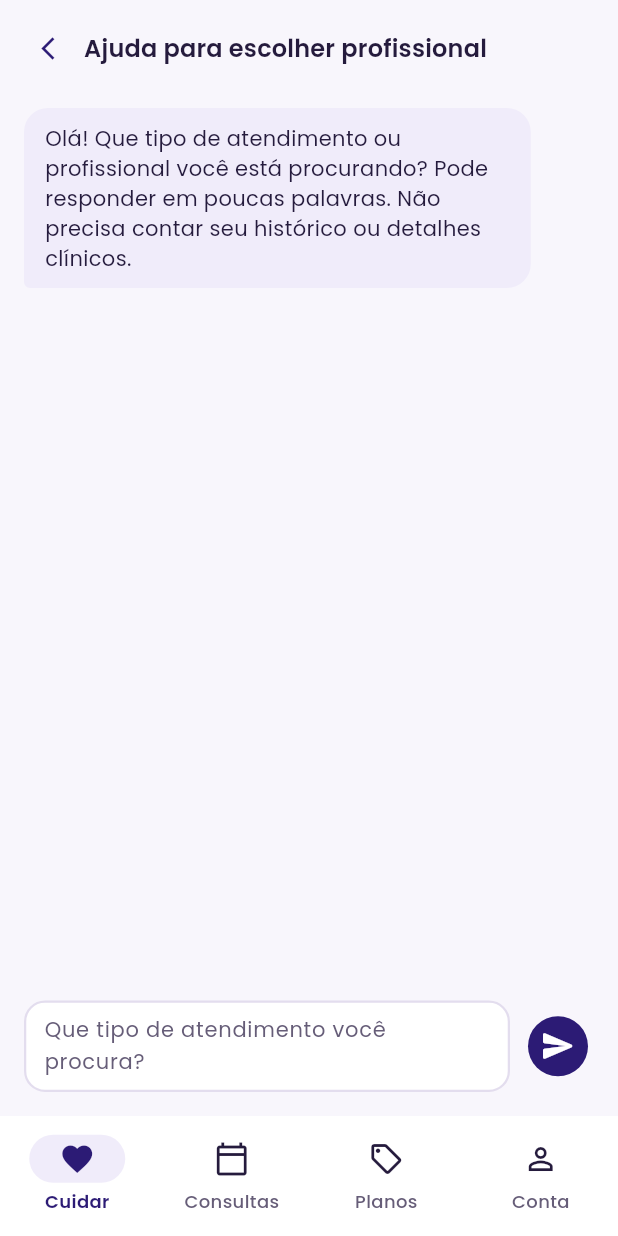
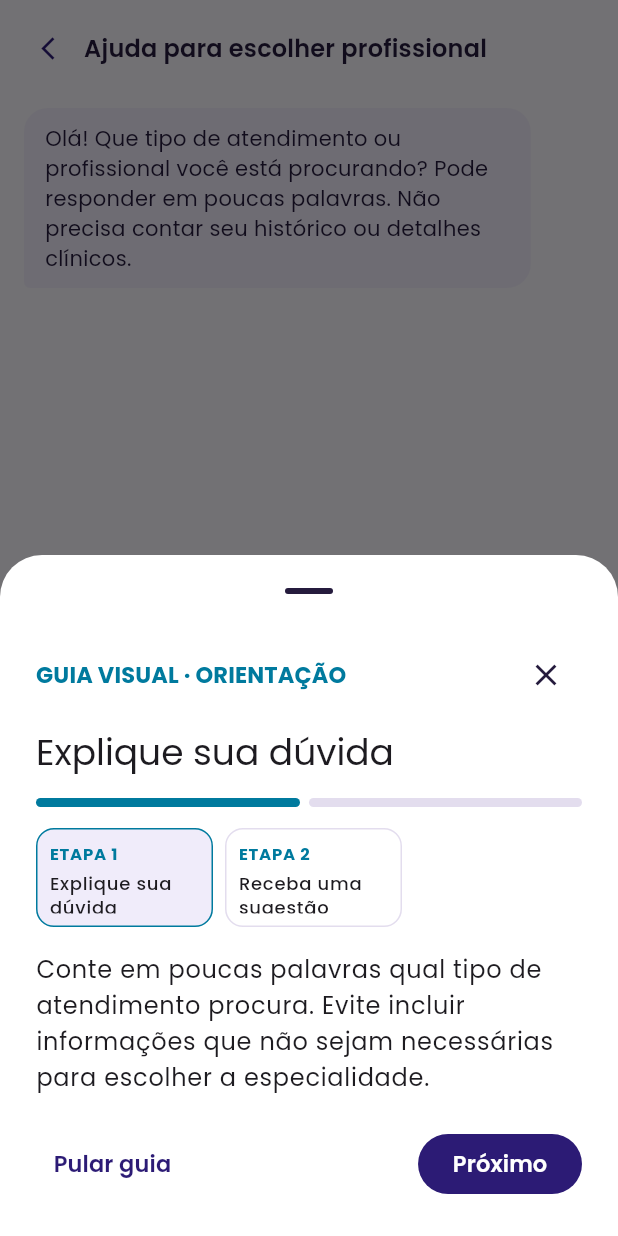
Before and after one commit to woragis/brismarp-checkme-mobile-flutter, a Flutter app: the screen it shows after launch, after a tap on "Ajude-me a escolher um profissional", after a tap on the "send" icon, on a phone screen of 412 x 824 dp. Run offline on Flutter 3.47's test engine with Material 3 defaults, Android fonts, the phone set to English and light mode, and no system bars; drawn by our look-alikes of flutter_animate; our stand-ins replace dio, flutter_riverpod, flutter_secure_storage, geolocator, go_router, google_fonts and 1 more; network calls fail.

Commit message:
Add contextual mobile walkthroughs

```diff
--- a/lib/presentation/navigation/app_shell.dart
+++ b/lib/presentation/navigation/app_shell.dart
@@ -3,6 +3,7 @@ import 'package:go_router/go_router.dart';
 
 import '../theme/colors.dart';
 import '../theme/motion.dart';
+import '../widgets/tutorial_button.dart';
 
 class AppShell extends StatefulWidget {
   const AppShell({super.key, required this.navigationShell});
@@ -55,6 +56,8 @@ class _AppShellState extends State<AppShell>
         ),
         child: widget.navigationShell,
       ),
+      floatingActionButton: const TutorialButton(),
+      floatingActionButtonLocation: FloatingActionButtonLocation.endFloat,
       bottomNavigationBar: NavigationBar(
         selectedIndex: widget.navigationShell.currentIndex,
         indicatorColor: CheckmeColors.azulNeve,
--- /dev/null
+++ b/lib/presentation/widgets/tutorial_button.dart
@@ -0,0 +1,249 @@
+import 'package:flutter/material.dart';
+import 'package:go_router/go_router.dart';
+import 'package:flutter_riverpod/flutter_riverpod.dart';
+
+import '../../application/care/care_controller.dart';
+import '../../domain/care/phase.dart';
+import '../theme/colors.dart';
+
+class _GuideStep {
+  const _GuideStep(this.title, this.description);
+
+  final String title;
+  final String description;
+}
+
+const _guides = <String, List<_GuideStep>>{
+  '/cuidar': [
+    _GuideStep('Comece pela sua necessidade', 'A orientação opcional ajuda a encontrar uma especialidade. Ela não faz diagnóstico nem substitui a conversa com o profissional.'),
+    _GuideStep('Escolha o tipo de atendimento', 'Você pode procurar uma teleconsulta ou encontrar parceiros para atendimento presencial.'),
+    _GuideStep('Explore as opções', 'Especialidades, descontos e perguntas frequentes ajudam você a conhecer os serviços disponíveis.'),
+  ],
+  '/cuidar/especialidades': [
+    _GuideStep('Conheça as especialidades', 'Consulte as áreas de atendimento e use as informações para decidir qual profissional procurar.'),
+  ],
+  '/cuidar/online': [
+    _GuideStep('Encontre uma teleconsulta', 'Escolha uma especialidade e veja profissionais e horários disponíveis após entrar na conta.'),
+    _GuideStep('Confirme o pedido', 'Escolha um horário e confirme o envio. O profissional ainda precisa aceitar para a consulta ficar confirmada.'),
+    _GuideStep('Abra a videochamada', 'Depois da confirmação, o acesso à plataforma externa aparece na área Consultas.'),
+  ],
+  '/cuidar/rede': [
+    _GuideStep('Busque atendimento presencial', 'Pesquise por cidade ou use sua localização para encontrar parceiros próximos.'),
+    _GuideStep('Escolha como continuar', 'Confira endereço e serviços, ligue para o local ou abra o mapa. Se negar a localização, você ainda pode buscar por cidade.'),
+  ],
+  '/cuidar/descontos': [
+    _GuideStep('Consulte os descontos', 'Confira os benefícios e os parceiros associados. Confirme as condições diretamente com o local quando necessário.'),
+  ],
+  '/cuidar/faq': [
+    _GuideStep('Encontre uma resposta', 'Use as perguntas frequentes para entender os serviços, a conta e os próximos passos.'),
+  ],
+  '/consultas': [
+    _GuideStep('Acompanhe seus pedidos', 'Veja solicitações aguardando resposta, consultas confirmadas e pedidos recusados.'),
+    _GuideStep('Responda a uma proposta', 'Se o profissional sugerir outro horário, aceite ou recuse. A consulta só fica confirmada quando vocês concordam.'),
+    _GuideStep('Entre na chamada', 'Use o botão de videochamada quando a consulta estiver confirmada e liberada.'),
+  ],
+  '/planos': [
+    _GuideStep('Compare os planos', 'Confira os benefícios e valores disponíveis.'),
+    _GuideStep('Use um cupom', 'Informe o código promocional e valide antes de continuar.'),
+    _GuideStep('Conclua a contratação', 'Entre na conta para contratar e acompanhar a assinatura.'),
+  ],
+  '/conta': [
+    _GuideStep('Gerencie sua conta', 'Acesse perfil, ficha, dependentes e opções de privacidade.'),
+  ],
+  '/conta/porta': [
+    _GuideStep('Navegue pela sua conta', 'Esta área reúne os atalhos para ficha, família e gerenciamento de dados.'),
+  ],
+  '/conta/ficha': [
+    _GuideStep('Atualize sua ficha', 'Confira e mantenha atualizados os dados pessoais disponíveis na conta.'),
+  ],
+  '/conta/familia': [
+    _GuideStep('Gerencie dependentes', 'Adicione ou remova pessoas vinculadas à sua conta conforme necessário.'),
+  ],
+  '/conta/dados': [
+    _GuideStep('Seus dados e privacidade', 'Consulte as opções para exportar e gerenciar seus dados pessoais.'),
+  ],
+  '/conta/excluir': [
+    _GuideStep('Excluir conta', 'Revise as informações e consequências antes de confirmar. A exclusão pode ser irreversível.'),
+  ],
+};
+
+const _routeTitles = <String, String>{
+  '/cuidar': 'CUIDAR',
+  '/cuidar/especialidades': 'ESPECIALIDADES',
+  '/cuidar/online': 'CONSULTA ONLINE',
+  '/cuidar/rede': 'REDE PRESENCIAL',
+  '/cuidar/descontos': 'DESCONTOS',
+  '/cuidar/faq': 'PERGUNTAS FREQUENTES',
+  '/consultas': 'CONSULTAS',
+  '/planos': 'PLANOS',
+  '/conta': 'CONTA',
+  '/conta/porta': 'ACESSO À CONTA',
+  '/conta/ficha': 'FICHA',
+  '/conta/familia': 'FAMÍLIA',
+  '/conta/dados': 'DADOS E PRIVACIDADE',
+  '/conta/excluir': 'EXCLUSÃO DA CONTA',
+};
+
+const _careGuides = <String, List<_GuideStep>>{
+  'orientation': [
+    _GuideStep('Explique sua dúvida', 'Conte em poucas palavras qual tipo de atendimento procura. Evite incluir informações que não sejam necessárias para escolher a especialidade.'),
+    _GuideStep('Receba uma sugestão', 'A orientação indica uma especialidade possível. Ela não faz diagnóstico nem anamnese.'),
+  ],
+  'next-step': [
+    _GuideStep('Entenda a sugestão', 'O próximo passo recomendado ajuda a encontrar o tipo de profissional que pode atender você.'),
+    _GuideStep('Continue para a busca', 'Toque em Ver profissionais para conferir opções e horários. A avaliação acontece com o profissional durante a consulta.'),
+  ],
+  'professionals': [
+    _GuideStep('Compare profissionais', 'Confira os profissionais disponíveis para a especialidade sugerida.'),
+    _GuideStep('Escolha um horário', 'Selecione um profissional para consultar os horários livres e pedir uma consulta.'),
+  ],
+  'slots': [
+    _GuideStep('Escolha um horário livre', 'A lista mostra horários que podem ser solicitados com o profissional selecionado.'),
+    _GuideStep('Envie o pedido', 'Confirme o envio. O profissional recebe a solicitação e precisa aceitar; se propuser outro horário, você decide se aceita.'),
+  ],
+  'account': [
+    _GuideStep('Entre ou crie sua conta', 'A conta protege o acesso aos profissionais disponíveis, aos pedidos e às consultas.'),
+    _GuideStep('Continue sem e-mail no modo dev', 'Em desenvolvimento, a conta fica pronta sem confirmação de e-mail. No ambiente publicado, siga a etapa de confirmação apresentada pelo sistema.'),
+  ],
+  'emergency': [
+    _GuideStep('Procure ajuda urgente', 'Este aviso indica que você deve buscar atendimento de emergência agora. O CheckMe não substitui os serviços de urgência.'),
+    _GuideStep('Use o contato disponível', 'Se houver um canal de emergência exibido na tela, use-o para procurar ajuda imediatamente.'),
+  ],
+};
+
+class TutorialButton extends ConsumerWidget {
+  const TutorialButton({super.key});
+
+  @override
+  Widget build(BuildContext context, WidgetRef ref) {
+    final care = ref.watch(careControllerProvider);
+    final stage = care.sheetOpen || care.phase is CarePedindoConta
+        ? 'account'
+        : switch (care.phase) {
+            CareDescrevendo() => 'orientation',
+            CareProximoPasso() => 'next-step',
+            CareEscolhendoProfissional() => 'professionals',
+            CareEscolhendoHorario() => 'slots',
+            CareGrave() => 'emergency',
+            CareVisitante() || CareEmPaz() => null,
+            CarePedindoConta() => 'account',
+          };
+    return FloatingActionButton.small(
+      heroTag: 'checkme-tutorial-help',
+      tooltip: 'Como funciona esta tela?',
+      backgroundColor: CheckmeColors.navy,
+      foregroundColor: Colors.white,
+      onPressed: () => _showTutorial(context, stage),
+      child: const Icon(Icons.help_outline),
+    );
+  }
+
+  Future<void> _showTutorial(BuildContext context, String? stage) async {
+    final path = GoRouter.of(context).routeInformationProvider.value.uri.path;
+    final guide = stage == null
+        ? (_guides[path] ?? _guides['/cuidar']!)
+        : _careGuides[stage]!;
+    final routeTitle = stage == null
+        ? (_routeTitles[path] ?? 'CHECKME')
+        : switch (stage) {
+            'orientation' => 'ORIENTAÇÃO',
+            'next-step' => 'PRÓXIMO PASSO',
+            'professionals' => 'PROFISSIONAIS',
+            'slots' => 'HORÁRIOS',
+            'account' => 'ACESSO À CONTA',
+            'emergency' => 'AJUDA URGENTE',
+            _ => 'CUIDAR',
+          };
+    var index = 0;
+    await showModalBottomSheet<void>(
+      context: context,
+      isScrollControlled: true,
+      useSafeArea: true,
+      showDragHandle: true,
+      backgroundColor: Colors.white,
+      builder: (sheetContext) => StatefulBuilder(
+        builder: (context, setState) {
+          final step = guide[index];
+          return Padding(
+            padding: EdgeInsets.fromLTRB(24, 8, 24, 24 + MediaQuery.viewInsetsOf(context).bottom),
+            child: Column(
+              mainAxisSize: MainAxisSize.min,
+              crossAxisAlignment: CrossAxisAlignment.start,
+              children: [
+                Row(
+                  children: [
+                    Expanded(
+                      child: Text('GUIA VISUAL · $routeTitle',
+                          style: Theme.of(context).textTheme.labelLarge?.copyWith(color: CheckmeColors.care, fontWeight: FontWeight.bold)),
+                    ),
+                    IconButton(onPressed: () => Navigator.pop(sheetContext), tooltip: 'Fechar', icon: const Icon(Icons.close)),
+                  ],
+                ),
+                const SizedBox(height: 12),
+                Text(step.title, style: Theme.of(context).textTheme.headlineSmall),
+                const SizedBox(height: 14),
+                Row(
+                  children: List.generate(guide.length, (i) => Expanded(
+                    child: Container(
+                      height: 6,
+                      margin: EdgeInsets.only(right: i == guide.length - 1 ? 0 : 6),
+                      decoration: BoxDecoration(color: i <= index ? CheckmeColors.care : CheckmeColors.borda, borderRadius: BorderRadius.circular(8)),
+                    ),
+                  )),
+                ),
+                const SizedBox(height: 14),
+                SizedBox(
+                  height: 66,
+                  child: ListView.separated(
+                    scrollDirection: Axis.horizontal,
+                    itemCount: guide.length,
+                    separatorBuilder: (_, __) => const SizedBox(width: 8),
+                    itemBuilder: (context, i) => Container(
+                      width: 118,
+                      padding: const EdgeInsets.all(8),
+                      decoration: BoxDecoration(
+                        color: i == index ? CheckmeColors.lavanda : Colors.white,
+                        border: Border.all(color: i == index ? CheckmeColors.care : CheckmeColors.borda),
+                        borderRadius: BorderRadius.circular(12),
+                      ),
+                      child: Column(
+                        crossAxisAlignment: CrossAxisAlignment.start,
+                        children: [
+                          Text('ETAPA ${i + 1}', style: Theme.of(context).textTheme.labelSmall?.copyWith(color: CheckmeColors.care, fontWeight: FontWeight.bold)),
+                          const SizedBox(height: 4),
+                          Expanded(child: Text(guide[i].title, maxLines: 2, overflow: TextOverflow.ellipsis, style: Theme.of(context).textTheme.labelMedium)),
+                        ],
+                      ),
+                    ),
+                  ),
+                ),
+                const SizedBox(height: 16),
+                Text(step.description, style: Theme.of(context).textTheme.bodyLarge?.copyWith(height: 1.5)),
+                const SizedBox(height: 22),
+                Row(
+                  children: [
+                    TextButton(onPressed: () => Navigator.pop(sheetContext), child: const Text('Pular guia')),
+                    const Spacer(),
+                    if (index > 0)
+                      OutlinedButton(onPressed: () => setState(() => index -= 1), child: const Text('Anterior')),
+                    const SizedBox(width: 8),
+                    FilledButton(
+                      onPressed: () {
+                        if (index == guide.length - 1) {
+                          Navigator.pop(sheetContext);
+                        } else {
+                          setState(() => index += 1);
+                        }
+                      },
+                      child: Text(index == guide.length - 1 ? 'Concluir' : 'Próximo'),
+                    ),
+                  ],
+                ),
+              ],
+            ),
+          );
+        },
+      ),
+    );
+  }
+}
```
